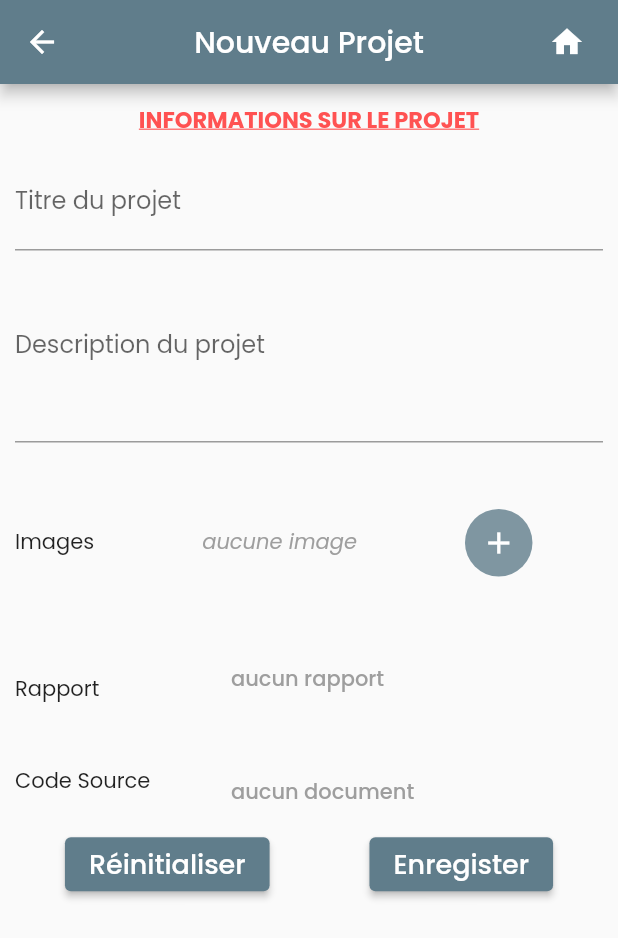
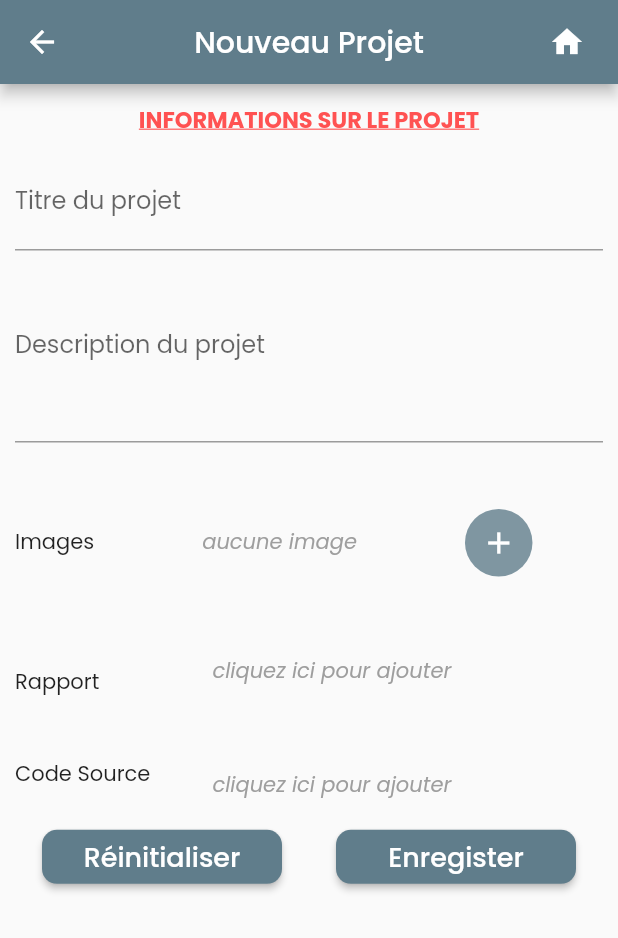
Before and after one commit to dilaneUchiwa/Banque_project, a Flutter app: the screen it shows once a user with an empty profile is signed in, in the side drawer, after a tap on "Nouveau Projet", on a phone screen of 412 x 824 dp. Shown: the top 938 px of the screen. Run offline on Flutter 3.47's test engine with Material 2 defaults, Android fonts, the light colour scheme and no system bars; our stand-ins replace another_carousel_pro, cloud_firestore, file_picker, firebase_auth, firebase_core, firebase_storage and 6 more; accounts and stored records are empty.

Commit message:
newproject page ready

```diff
--- a/lib/views/Component/drawerWidget.dart
+++ b/lib/views/Component/drawerWidget.dart
@@ -27,7 +27,7 @@ class _DrawerWidgetState extends State<DrawerWidget> {
     } else {
       try {
         photo = NetworkImage(widget.user.photoURL!);
-      } on Exception {
+      } catch (e) {
         photo = const ExactAssetImage("assets/profile_img.png");
       }
     }
@@ -45,15 +45,15 @@ class _DrawerWidgetState extends State<DrawerWidget> {
               height: MediaQuery.of(context).size.height * 0.35,
               width: double.infinity,
               //width: MediaQuery.of(context).size.width * 0.8,
-              margin: const EdgeInsets.only(top: 20),
-              padding: const EdgeInsets.symmetric(horizontal: 20),
+              margin: const EdgeInsets.only(top: 15),
+              padding: const EdgeInsets.symmetric(horizontal: 15),
               child: Column(
                   mainAxisAlignment: MainAxisAlignment.center,
                   children: [
                     Container(
                         alignment: Alignment.bottomLeft,
                         margin: const EdgeInsets.only(bottom: 10),
-                        height: MediaQuery.of(context).size.height * 0.20,
+                        height: MediaQuery.of(context).size.height * 0.15,
                         decoration: BoxDecoration(
                           shape: BoxShape.circle,
                           image: DecorationImage(
@@ -156,7 +156,7 @@ class _DrawerWidgetState extends State<DrawerWidget> {
               },
               child: Padding(
                 padding:
-                    const EdgeInsets.symmetric(vertical: 20, horizontal: 12),
+                    const EdgeInsets.symmetric(vertical: 15, horizontal: 12),
                 child: Row(
                   mainAxisAlignment: MainAxisAlignment.start,
                   children: [
@@ -164,7 +164,7 @@ class _DrawerWidgetState extends State<DrawerWidget> {
                         width: 50,
                         child: Icon(
                           Icons.add,
-                          size: 20,
+                          size: 15,
                           color: Theme.of(context).colorScheme.primary,
                         )),
                     Text(
@@ -188,7 +188,7 @@ class _DrawerWidgetState extends State<DrawerWidget> {
               },
               child: Padding(
                 padding:
-                    const EdgeInsets.symmetric(vertical: 20, horizontal: 12),
+                    const EdgeInsets.symmetric(vertical: 15, horizontal: 12),
                 child: Row(
                   mainAxisAlignment: MainAxisAlignment.start,
                   children: [
@@ -196,7 +196,7 @@ class _DrawerWidgetState extends State<DrawerWidget> {
                         width: 50,
                         child: Icon(
                           Icons.dashboard_customize,
-                          size: 20,
+                          size: 15,
                           color: Theme.of(context).colorScheme.primary,
                         )),
                     Text(
@@ -220,7 +220,7 @@ class _DrawerWidgetState extends State<DrawerWidget> {
               },
               child: Padding(
                 padding:
-                    const EdgeInsets.symmetric(vertical: 20, horizontal: 12),
+                    const EdgeInsets.symmetric(vertical: 15, horizontal: 12),
                 child: Row(
                   mainAxisAlignment: MainAxisAlignment.start,
                   children: [
@@ -228,7 +228,7 @@ class _DrawerWidgetState extends State<DrawerWidget> {
                         width: 50,
                         child: Icon(
                           Icons.settings,
-                          size: 20,
+                          size: 15,
                           color: Theme.of(context).colorScheme.primary,
                         )),
                     Text(
@@ -250,7 +250,7 @@ class _DrawerWidgetState extends State<DrawerWidget> {
               },
               child: Padding(
                 padding:
-                    const EdgeInsets.symmetric(vertical: 20, horizontal: 12),
+                    const EdgeInsets.symmetric(vertical: 15, horizontal: 12),
                 child: Row(
                   mainAxisAlignment: MainAxisAlignment.start,
                   children: [
@@ -258,7 +258,7 @@ class _DrawerWidgetState extends State<DrawerWidget> {
                         width: 50,
                         child: Icon(
                           Icons.info,
-                          size: 20,
+                          size: 15,
                           color: Theme.of(context).colorScheme.primary,
                         )),
                     Text(
@@ -276,7 +276,7 @@ class _DrawerWidgetState extends State<DrawerWidget> {
               onTap: () => AuthentificationService().signOut(),
               child: Padding(
                 padding:
-                    const EdgeInsets.symmetric(vertical: 20, horizontal: 12),
+                    const EdgeInsets.symmetric(vertical: 15, horizontal: 12),
                 child: Row(
                   mainAxisAlignment: MainAxisAlignment.start,
                   children: [
@@ -284,7 +284,7 @@ class _DrawerWidgetState extends State<DrawerWidget> {
                         width: 50,
                         child: Icon(
                           Icons.logout,
-                          size: 20,
+                          size: 15,
                           color: Theme.of(context).colorScheme.primary,
                         )),
                     Text(
--- a/lib/views/PageView/NewProjectPage.dart
+++ b/lib/views/PageView/NewProjectPage.dart
@@ -1,4 +1,5 @@
 import 'dart:io';
+import 'package:path/path.dart' as p;
 
 import 'package:banque_projets/constante/Style.dart';
 import 'package:banque_projets/mod%C3%A8le/Projet.dart';
@@ -105,7 +106,7 @@ class _NewprojectPageState extends State<NewprojectPage> {
                     ),
                     Row(children: [
                       Padding(
-                        padding: const EdgeInsets.symmetric(vertical: 5),
+                        padding: const EdgeInsets.only(top: 5),
                         child: Row(children: [
                           const Text("Images"),
                           Container(
@@ -122,20 +123,7 @@ class _NewprojectPageState extends State<NewprojectPage> {
                                             color: Colors.grey,
                                             fontStyle: FontStyle.italic),
                                       ))
-                                    : Expanded(
-                                        child: Image.file(images.elementAt(0))),
-                                if (images.length > 1)
-                                  Expanded(
-                                      child: Image.file(images.elementAt(1))),
-                                if (images.length > 2)
-                                  Expanded(
-                                      child: Image.file(images.elementAt(2))),
-                                if (images.length > 3)
-                                  Expanded(
-                                      child: Image.file(images.elementAt(3))),
-                                if (images.length > 4)
-                                  Expanded(
-                                      child: Image.file(images.elementAt(4))),
+                                    : Row()
                               ],
                             ),
                           ),
@@ -144,19 +132,14 @@ class _NewprojectPageState extends State<NewprojectPage> {
                             height: 45,
                             decoration: BoxDecoration(
                                 shape: BoxShape.circle,
-                                color: images.length == 5
-                                    ? Colors.grey
-                                    : Theme.of(context)
+                                color: Theme.of(context)
                                     .primaryColor
                                     .withOpacity(0.8)),
                             child: IconButton(
-                              onPressed: images.length == 5
-                                  ? null
-                                  : (() async {
+                              onPressed: (() async {
                                 File? file;
                                 XFile? imagePicker = await ImagePicker()
-                                          .pickImage(
-                                              source: ImageSource.gallery);
+                                    .pickImage(source: ImageSource.gallery);
                                 imagePicker != null
                                     ? file = File(imagePicker.path)
                                     : null;
@@ -171,22 +154,30 @@ class _NewprojectPageState extends State<NewprojectPage> {
                         ]),
                       )
                     ]),
-                    if (images.length == 5)
-                      Row(
-                        mainAxisAlignment: MainAxisAlignment.center,
-                        children: const [
-                          Center(
-                            child: Text(
-                              "Nombre maximal d'image atteint",
-                              style: TextStyle(color: Colors.redAccent),
-                            ),
+                    // les images desja selectionnées
+
+                    images.isNotEmpty
+                        ? SizedBox(
+                            height: 180,
+                            child: ListView.builder(
+                                scrollDirection: Axis.horizontal,
+                                itemCount: images.length,
+                                itemBuilder: (context, index) => Card(
+                                      elevation: 3,
+                                      shape: RoundedRectangleBorder(
+                                          borderRadius:
+                                              BorderRadius.circular(5),
+                                          side: const BorderSide(
+                                              color: Colors.white, width: 1)),
+                                      child:
+                                          Image.file(images.elementAt(index)),
+                                    )),
                           )
-                        ],
-                      ),
+                        : Row(),
 
                     Row(mainAxisAlignment: MainAxisAlignment.start, children: [
                       SizedBox(
-                          width: MediaQuery.of(context).size.width * 0.33,
+                          width: MediaQuery.of(context).size.width * 0.30,
                           height: MediaQuery.of(context).size.height * 0.1,
                           child: Column(
                             mainAxisAlignment: MainAxisAlignment.spaceBetween,
@@ -236,22 +227,26 @@ class _NewprojectPageState extends State<NewprojectPage> {
                                             : null;
                                         setState(() {
                                           if (file != null) {
-                                            nom_rapport =
-                                                result!.files.single.name;
+                                            result!.files.single.name.length >
+                                                    16
+                                                ? nom_rapport =
+                                                    "(${result.files.single.name.substring(0, 16)}...)${p.extension(result.files.single.path!)}"
+                                                : nom_rapport= result.files.single.name;
                                             rapport = file;
                                           }
                                         });
                                       },
                                       child: nom_rapport == null
                                           ? const Text(
-                                              "aucun rapport",
-                                              style:
-                                                  TextStyle(color: Colors.grey),
+                                              "cliquez ici pour ajouter",
+                                              style: TextStyle(
+                                                  color: Colors.grey,
+                                                  fontStyle: FontStyle.italic),
                                             )
                                           : Text(
                                               nom_rapport!,
                                               style: const TextStyle(
-                                                  color: Colors.grey),
+                                                  color: Colors.blue),
                                             ))
                                 ],
                               ),
@@ -275,21 +270,25 @@ class _NewprojectPageState extends State<NewprojectPage> {
                                           : null;
                                       setState(() {
                                         if (file != null) {
-                                          nom_code = result!.files.single.name;
+                                          result!.files.single.name.length > 16
+                                              ? nom_code =
+                                                  "(${result.files.single.name.substring(0, 16)}...)${p.extension(result.files.single.path!)}"
+                                              : nom_code= result.files.single.name;
                                           code_source = file;
                                         }
                                       });
                                     },
                                     child: nom_code == null
                                         ? const Text(
-                                            "aucun document",
-                                            style:
-                                                TextStyle(color: Colors.grey),
+                                            "cliquez ici pour ajouter",
+                                            style: TextStyle(
+                                                color: Colors.grey,
+                                                fontStyle: FontStyle.italic),
                                           )
                                         : Text(
                                             nom_code!,
-                                            style:
-                                                TextStyle(color: Colors.grey),
+                                            style: const TextStyle(
+                                                color: Colors.blue),
                                           ),
                                   )
                                 ],
@@ -302,7 +301,25 @@ class _NewprojectPageState extends State<NewprojectPage> {
                         mainAxisAlignment: MainAxisAlignment.spaceAround,
                         children: [
                           ElevatedButton(
-                              onPressed: () {},
+                              onPressed: () {
+                                setState(() {
+                                  formKey.currentState!.reset();
+                                  titre = null;
+                                  description = null;
+                                  nom_code = null;
+                                  nom_rapport = null;
+                                  code_source = null;
+                                  rapport = null;
+                                  images = [];
+                                });
+                              },
+                              style: ButtonStyle(
+                                  fixedSize: MaterialStateProperty.all(
+                                      const Size(160, 35)),
+                                  shape: MaterialStateProperty.all(
+                                      RoundedRectangleBorder(
+                                          borderRadius:
+                                              BorderRadius.circular(10)))),
                               child: const Text(
                                 "Réinitialiser",
                                 style: TextStyle(fontSize: 18),
@@ -349,7 +366,14 @@ class _NewprojectPageState extends State<NewprojectPage> {
                                   ),
                                 ));
                               }
-                            }, //style: ButtonStyle( ),
+                            },
+                            style: ButtonStyle(
+                                fixedSize: MaterialStateProperty.all(
+                                    const Size(160, 35)),
+                                shape: MaterialStateProperty.all(
+                                    RoundedRectangleBorder(
+                                        borderRadius:
+                                            BorderRadius.circular(10)))),
                             child: const Text(
                               "Enregister",
                               style: TextStyle(fontSize: 18),
```
Also changed, not shown: lib/service/DatabaseService.dart (+13 -11 lines). Lines whose indentation alone changed are shown as unchanged.
